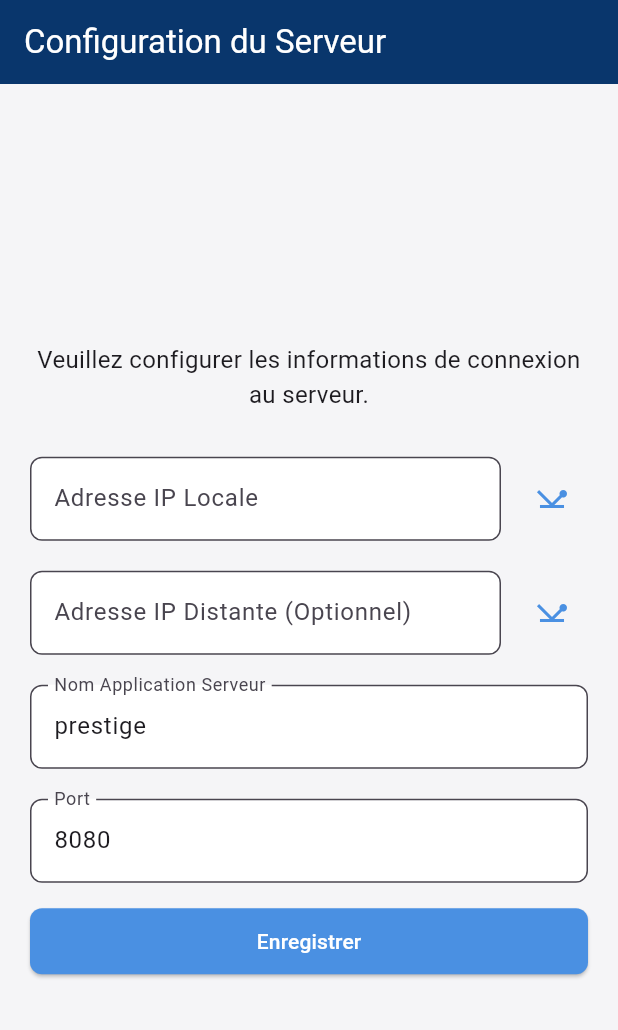
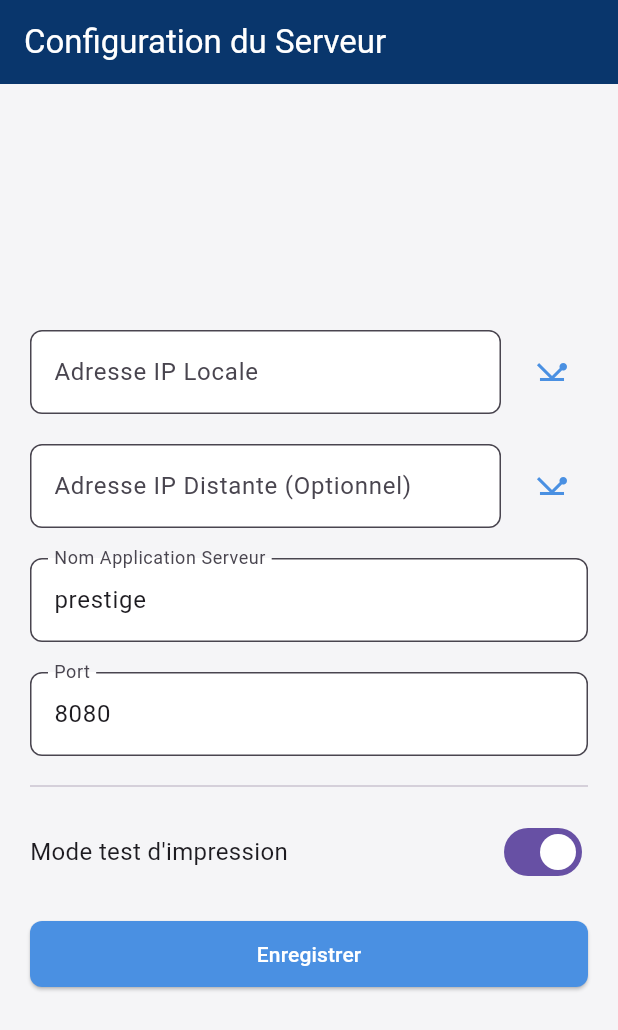
Before and after one commit to airm5500/prestige_vente_app, a Flutter app: the screen it shows after launch, on a phone screen of 412 x 824 dp. Shown: the top 1030 px of the screen. Run offline on Flutter 3.47's test engine with Material 3 defaults, Android fonts, the phone set to English and light mode, and no system bars; our stand-ins replace cookie_jar, dio, dio_cookie_manager, fl_chart, qr_flutter, shared_preferences; missing offline and left inert: sunmi_printer_plus; accounts and stored records are empty.

Commit message:
impression test apercu

```diff
--- a/lib/providers/settings_provider.dart
+++ b/lib/providers/settings_provider.dart
@@ -1,5 +1,5 @@
 // lib/providers/settings_provider.dart
-// 28/09/2025 20:20
+// 29/09/2025 23:15
 import 'package:flutter/material.dart';
 import 'package:shared_preferences/shared_preferences.dart';
 import 'package:dio/dio.dart';
@@ -9,21 +9,20 @@ class SettingsProvider with ChangeNotifier {
   static const String _remoteIpKey = 'remote_ip';
   static const String _appNameKey = 'app_name';
   static const String _portKey = 'port';
-  // MODIFICATION : Nouvelles clés pour les préférences
   static const String _isRemoteKey = 'is_remote';
   static const String _stayConnectedKey = 'stay_connected';
   static const String _savedLoginKey = 'saved_login';
   static const String _savedPasswordKey = 'saved_password';
-
+  static const String _isTestPrintModeKey = 'is_test_print_mode';
 
   String _localIp = '';
   String _remoteIp = '';
   String _appName = 'prestige';
   String _port = '8080';
-  // MODIFICATION : Nouveaux états
   bool _isRemote = false;
   bool _stayConnected = false;
   String _savedLogin = '';
+  bool _isTestPrintMode = true;
 
   String get localIp => _localIp;
   String get remoteIp => _remoteIp;
@@ -32,8 +31,8 @@ class SettingsProvider with ChangeNotifier {
   bool get isRemote => _isRemote;
   bool get stayConnected => _stayConnected;
   String get savedLogin => _savedLogin;
+  bool get isTestPrintMode => _isTestPrintMode;
 
-  // Le baseUrl s'adapte maintenant au mode de connexion choisi
   String get baseUrl {
     final ip = _isRemote ? _remoteIp : _localIp;
     return 'http://$ip:$_port/$_appName/api/v1';
@@ -42,7 +41,6 @@ class SettingsProvider with ChangeNotifier {
   bool _isLoading = false;
   bool get isLoading => _isLoading;
 
-  // Charge tous les paramètres au démarrage
   Future<void> loadSettings() async {
     final prefs = await SharedPreferences.getInstance();
     _localIp = prefs.getString(_localIpKey) ?? '';
@@ -52,16 +50,22 @@ class SettingsProvider with ChangeNotifier {
     _isRemote = prefs.getBool(_isRemoteKey) ?? false;
     _stayConnected = prefs.getBool(_stayConnectedKey) ?? false;
     _savedLogin = prefs.getString(_savedLoginKey) ?? '';
+    _isTestPrintMode = prefs.getBool(_isTestPrintModeKey) ?? true;
     notifyListeners();
   }
 
-  // Récupère le mot de passe sauvegardé (uniquement quand c'est nécessaire)
+  Future<void> setTestPrintMode(bool isTestMode) async {
+    _isTestPrintMode = isTestMode;
+    final prefs = await SharedPreferences.getInstance();
+    await prefs.setBool(_isTestPrintModeKey, _isTestPrintMode);
+    notifyListeners();
+  }
+
   Future<String> getSavedPassword() async {
     final prefs = await SharedPreferences.getInstance();
     return prefs.getString(_savedPasswordKey) ?? '';
   }
 
-  // Sauvegarde les identifiants si "Rester connecté" est coché
   Future<void> saveCredentials(String login, String password, bool stayConnected) async {
     _stayConnected = stayConnected;
     final prefs = await SharedPreferences.getInstance();
@@ -72,7 +76,6 @@ class SettingsProvider with ChangeNotifier {
       await prefs.setString(_savedPasswordKey, password);
       _savedLogin = login;
     } else {
-      // Si décoché, on supprime les identifiants sauvegardés
       await prefs.remove(_savedLoginKey);
       await prefs.remove(_savedPasswordKey);
       _savedLogin = '';
@@ -80,7 +83,6 @@ class SettingsProvider with ChangeNotifier {
     notifyListeners();
   }
 
-  // Change le mode de connexion et le sauvegarde
   Future<void> setConnectionMode(bool isRemote) async {
     _isRemote = isRemote;
     final prefs = await SharedPreferences.getInstance();
--- a/lib/screens/auth/settings_screen.dart
+++ b/lib/screens/auth/settings_screen.dart
@@ -1,5 +1,5 @@
 // lib/screens/auth/settings_screen.dart
-// 28/09/2025 00:19
+// 29/09/2025 23:16
 import 'package:flutter/material.dart';
 import 'package:provider/provider.dart';
 import 'package:prestige_vente_app/providers/settings_provider.dart';
@@ -42,33 +42,24 @@ class _SettingsScreenState extends State<SettingsScreen> {
   }
 
   Future<void> _onPing(String ip, String port, String appName) async {
-    setState(() {
-      _pingResult = 'Test en cours...';
-    });
+    setState(() => _pingResult = 'Test en cours...');
     final success = await Provider.of<SettingsProvider>(context, listen: false).ping(ip, port, appName);
-    setState(() {
-      _pingResult = success ? 'Connexion réussie !' : 'Échec de la connexion.';
-    });
+    setState(() => _pingResult = success ? 'Connexion réussie !' : 'Échec de la connexion.');
   }
 
   Future<void> _onSave() async {
     if (_formKey.currentState!.validate()) {
       final provider = Provider.of<SettingsProvider>(context, listen: false);
       final success = await provider.saveSettings(
-        localIp: _localIpController.text,
-        remoteIp: _remoteIpController.text,
-        appName: _appNameController.text,
-        port: _portController.text,
+        localIp: _localIpController.text, remoteIp: _remoteIpController.text,
+        appName: _appNameController.text, port: _portController.text,
       );
-
       if (mounted) {
         if (success) {
           Constants.showSnackBar(context, 'Paramètres enregistrés avec succès.');
-          Navigator.of(context).pushReplacement(
-            MaterialPageRoute(builder: (_) => const LoginScreen()),
-          );
+          Navigator.of(context).pushReplacement(MaterialPageRoute(builder: (_) => const LoginScreen()));
         } else {
-          Constants.showSnackBar(context, 'Impossible de joindre le serveur avec ces paramètres.', isError: true);
+          Constants.showSnackBar(context, 'Impossible de joindre le serveur.', isError: true);
         }
       }
     }
@@ -76,67 +67,48 @@ class _SettingsScreenState extends State<SettingsScreen> {
 
   @override
   Widget build(BuildContext context) {
-    final settingsProvider = Provider.of<SettingsProvider>(context);
-
     return Scaffold(
-      appBar: AppBar(
-        title: const Text('Configuration du Serveur'),
-      ),
+      appBar: AppBar(title: const Text('Configuration du Serveur')),
       body: Center(
         child: SingleChildScrollView(
           padding: const EdgeInsets.all(20.0),
           child: ConstrainedBox(
             constraints: const BoxConstraints(maxWidth: 500),
-            child: Form(
+            child: Consumer<SettingsProvider>(
+              builder: (context, settings, child) {
+                return Form(
                   key: _formKey,
                   child: Column(
                     crossAxisAlignment: CrossAxisAlignment.stretch,
                     children: [
-                  const Text(
-                    'Veuillez configurer les informations de connexion au serveur.',
-                    textAlign: TextAlign.center,
-                    style: TextStyle(fontSize: 16),
+                      _buildIpField(controller: _localIpController, label: 'Adresse IP Locale', isRequired: true),
+                      const SizedBox(height: 20),
+                      _buildIpField(controller: _remoteIpController, label: 'Adresse IP Distante (Optionnel)', isRequired: false),
+                      const SizedBox(height: 20),
+                      TextFormField(controller: _appNameController, decoration: const InputDecoration(labelText: 'Nom Application Serveur'), validator: (value) => value!.isEmpty ? 'Ce champ est requis' : null),
+                      const SizedBox(height: 20),
+                      TextFormField(controller: _portController, decoration: const InputDecoration(labelText: 'Port'), keyboardType: TextInputType.number, validator: (value) => value!.isEmpty ? 'Ce champ est requis' : null),
+                      const Divider(height: 40),
+
+                      Row(
+                        mainAxisAlignment: MainAxisAlignment.spaceBetween,
+                        children: [
+                          const Text("Mode test d'impression", style: TextStyle(fontSize: 16)),
+                          Switch(
+                            value: settings.isTestPrintMode,
+                            onChanged: (value) {
+                              settings.setTestPrintMode(value);
+                            },
                           ),
-                  const SizedBox(height: 30),
-                  _buildIpField(
-                    controller: _localIpController,
-                    label: 'Adresse IP Locale',
-                    isRequired: true,
+                        ],
                       ),
                       const SizedBox(height: 20),
-                  _buildIpField(
-                    controller: _remoteIpController,
-                    label: 'Adresse IP Distante (Optionnel)',
-                    isRequired: false,
-                  ),
-                  const SizedBox(height: 20),
-                  TextFormField(
-                    controller: _appNameController,
-                    decoration: const InputDecoration(labelText: 'Nom Application Serveur'),
-                    validator: (value) => value!.isEmpty ? 'Ce champ est requis' : null,
-                  ),
-                  const SizedBox(height: 20),
-                  TextFormField(
-                    controller: _portController,
-                    decoration: const InputDecoration(labelText: 'Port'),
-                    keyboardType: TextInputType.number,
-                    validator: (value) => value!.isEmpty ? 'Ce champ est requis' : null,
-                  ),
-                  const SizedBox(height: 15),
                       if (_pingResult != null)
                         Padding(
                           padding: const EdgeInsets.only(bottom: 15.0),
-                      child: Text(
-                        _pingResult!,
-                        textAlign: TextAlign.center,
-                        style: TextStyle(
-                          color: _pingResult!.contains('réussie') ? AppColors.success : AppColors.error,
-                          fontWeight: FontWeight.bold,
+                          child: Text(_pingResult!, textAlign: TextAlign.center, style: TextStyle(color: _pingResult!.contains('réussie') ? AppColors.success : AppColors.error, fontWeight: FontWeight.bold)),
                         ),
-                      ),
-                    ),
-
-                  settingsProvider.isLoading
+                      settings.isLoading
                           ? const Center(child: CircularProgressIndicator())
                           : ElevatedButton(
                         onPressed: _onSave,
@@ -144,6 +116,8 @@ class _SettingsScreenState extends State<SettingsScreen> {
                       ),
                     ],
                   ),
+                );
+              },
             ),
           ),
         ),
@@ -151,37 +125,5 @@ class _SettingsScreenState extends State<SettingsScreen> {
     );
   }
 
-  Widget _buildIpField({
-    required TextEditingController controller,
-    required String label,
-    required bool isRequired,
-  }) {
-    return Row(
-      children: [
-        Expanded(
-          child: TextFormField(
-            controller: controller,
-            decoration: InputDecoration(labelText: label),
-            keyboardType: TextInputType.phone,
-            validator: (value) {
-              if (isRequired && value!.isEmpty) {
-                return 'Ce champ est requis';
+  Widget _buildIpField({ required TextEditingController controller, required String label, required bool isRequired}) { return Row( children: [ Expanded( child: TextFormField( controller: controller, decoration: InputDecoration(labelText: label), keyboardType: TextInputType.phone, validator: (value) { if (isRequired && value!.isEmpty) { return 'Ce champ est requis'; } return null; }, ), ), const SizedBox(width: 10), IconButton( icon: const Icon(Icons.network_ping, color: AppColors.secondary), onPressed: () => _onPing( controller.text, _portController.text, _appNameController.text), tooltip: 'Tester la connexion', ), ], ); }
 }
-              return null;
-            },
-          ),
-        ),
-        const SizedBox(width: 10),
-        IconButton(
-          icon: const Icon(Icons.network_ping, color: AppColors.secondary),
-          onPressed: () => _onPing(
-              controller.text,
-              _portController.text,
-              _appNameController.text
-          ),
-          tooltip: 'Tester la connexion',
-        ),
-      ],
-    );
-  }
-}
--- a/pubspec.yaml
+++ b/pubspec.yaml
@@ -30,7 +30,7 @@ dependencies:
 
   # Pour l'impression sur les terminaux Sunmi
   sunmi_printer_plus: ^3.0.1
-
+  qr_flutter: ^4.1.0
   # Pour la génération d'UUID uniques (pour les ID de vente)
   uuid: ^4.4.0
 
```
Also changed, not shown: lib/screens/pre_vente/tabs/vente_tab.dart (+28 -166 lines), lib/services/receipt_service.dart (+164 -74 lines), pubspec.lock. Lines whose indentation alone changed are shown as unchanged.
